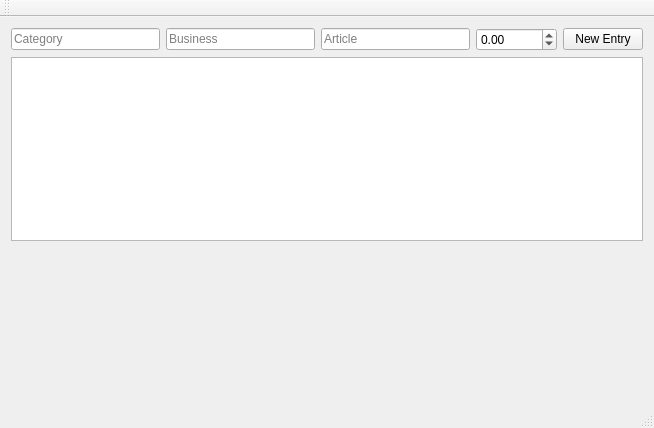
MohamedElfeky/finance, file mainwindow.ui: the form before one commit.
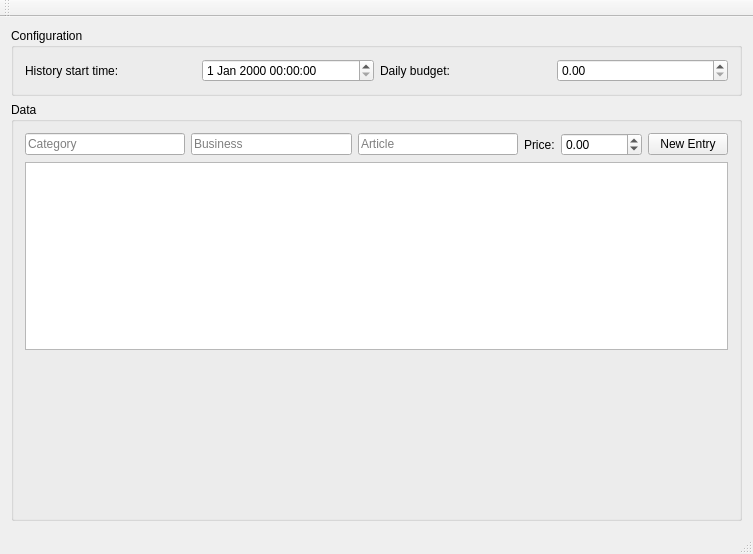
The form after the commit. Custom widgets are drawn as their Qt base class.

Commit message: Added configuration window: Set daily budget and the time range to consider the database data from. All stored in new configuration table.

What changed in the file:
```diff
--- a/mainwindow.ui
+++ b/mainwindow.ui
@@ -6,14 +6,49 @@
    <rect>
     <x>0</x>
     <y>0</y>
-    <width>654</width>
-    <height>428</height>
+    <width>753</width>
+    <height>554</height>
    </rect>
   </property>
   <property name="windowTitle">
    <string>MainWindow</string>
   </property>
   <widget class="QWidget" name="centralWidget">
+   <layout class="QVBoxLayout" name="verticalLayout_2">
+    <item>
+     <widget class="QGroupBox" name="grp_config">
+      <property name="title">
+       <string>Configuration</string>
+      </property>
+      <layout class="QHBoxLayout" name="horizontalLayout">
+       <item>
+        <widget class="QLabel" name="label">
+         <property name="text">
+          <string>History start time:</string>
+         </property>
+        </widget>
+       </item>
+       <item>
+        <widget class="QDateTimeEdit" name="date_start"/>
+       </item>
+       <item>
+        <widget class="QLabel" name="label_2">
+         <property name="text">
+          <string>Daily budget:</string>
+         </property>
+        </widget>
+       </item>
+       <item>
+        <widget class="QDoubleSpinBox" name="spn_dailyBudget"/>
+       </item>
+      </layout>
+     </widget>
+    </item>
+    <item>
+     <widget class="QGroupBox" name="grp_data">
+      <property name="title">
+       <string>Data</string>
+      </property>
    <layout class="QVBoxLayout" name="verticalLayout" stretch="1,5,4">
     <item>
      <layout class="QHBoxLayout" name="layout_entry">
@@ -38,6 +73,13 @@
         </property>
        </widget>
       </item>
+         <item>
+          <widget class="QLabel" name="lbl_price">
+           <property name="text">
+            <string>Price:</string>
+           </property>
+          </widget>
+         </item>
       <item>
        <widget class="QDoubleSpinBox" name="spn_price">
         <property name="minimum">
@@ -68,6 +110,9 @@
     </item>
     <item>
      <widget class="QCustomPlot" name="plot_month" native="true"/>
+       </item>
+      </layout>
+     </widget>
     </item>
    </layout>
   </widget>
```
Left out of the diff: 3 changed lines with no effect on the pictures. Lines whose indentation alone changed are shown as unchanged. The commit also changes 4 other files.
